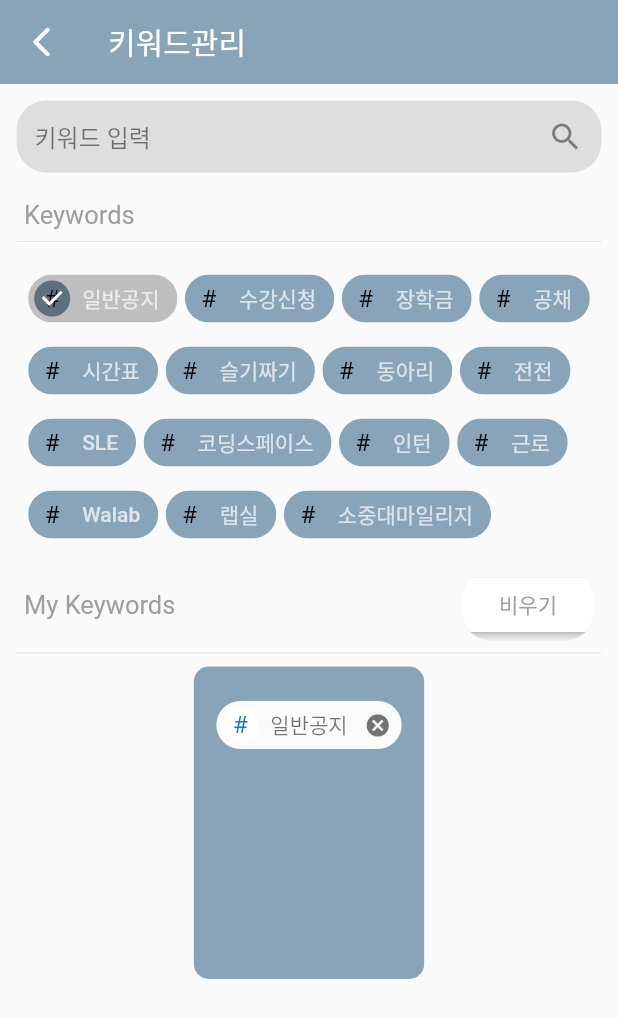
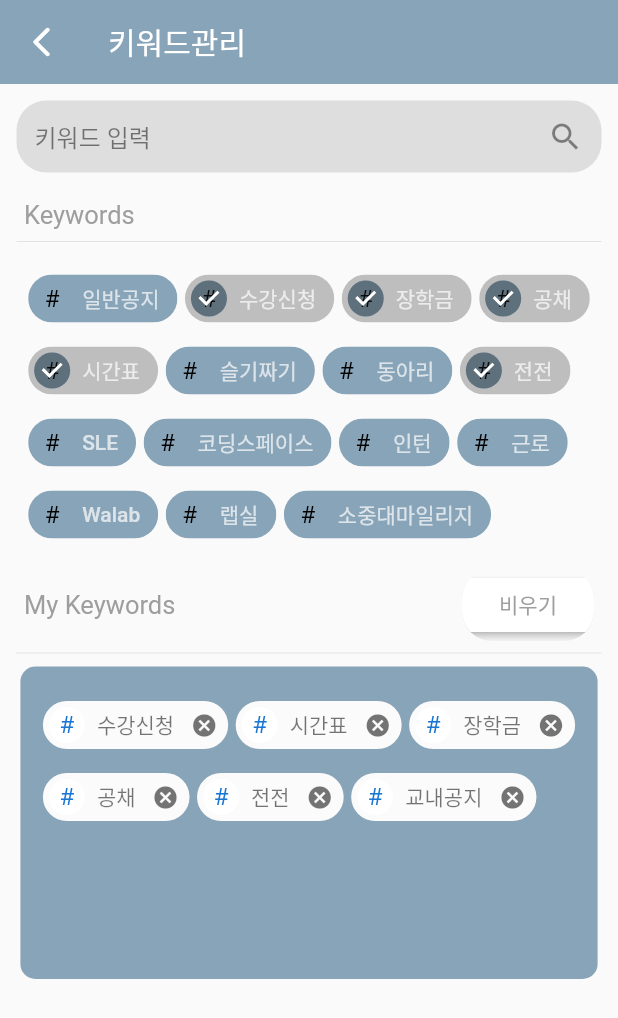
Before and after one commit to zixxin/Semicolon, a Flutter app: the SettingScreen screen opened directly, after a tap on "키워드 관리", after a tap on "일반공지", on a phone screen of 412 x 824 dp. Shown: the top 1018 px of the screen. Run offline on Flutter 3.47's test engine with Material 2 defaults, Android fonts, the phone set to English and light mode, and no system bars; our stand-ins replace awesome_notifications, firebase_auth, firebase_core, flutter_screenutil, flutter_signin_button, flutter_slidable and 3 more; accounts and stored records are empty; Roboto replaces fonts that are missing (main).

Commit message:
키워드 기본값 수정, 알림 수정

```diff
--- a/ohyeahthat/lib/pages/keywordpage.dart
+++ b/ohyeahthat/lib/pages/keywordpage.dart
@@ -12,7 +12,7 @@ class KeyWord extends StatefulWidget {
 
 class _KeyWordState extends State<KeyWord> {
   // List<String> inputs = Get.arguments;
-  List<String> inputs = [];
+  List<String> inputs = ['수강신청', '시간표', '장학금', '공채', '전전', '일반공지', '교내공지'];
 
   @override
   Widget build(BuildContext context) {
--- a/ohyeahthat/lib/screen/all_noti.dart
+++ b/ohyeahthat/lib/screen/all_noti.dart
@@ -65,6 +65,7 @@ class _AllNotiScreen extends State<AllNotiScreen> {
   @override
   Widget build(BuildContext context) {
     final Size displaysize = MediaQuery.of(context).size;
+    final myController = TextEditingController();
 
     return Scaffold(
       appBar: AppBar(
@@ -82,6 +83,7 @@ class _AllNotiScreen extends State<AllNotiScreen> {
                 width: displaysize.width * 0.9,
                 height: 40,
                 child: TextField(
+                  controller: myController,
                   decoration: InputDecoration(
                     isDense: true,
                     focusedBorder: OutlineInputBorder(
@@ -109,7 +111,7 @@ class _AllNotiScreen extends State<AllNotiScreen> {
                   ),
                 ),
               ),
-              Container(height: 13)
+              Container(height: 13),
             ],
           ),
           preferredSize: Size(displaysize.width * 0.9, 50),
--- a/ohyeahthat/lib/screen/settings.dart
+++ b/ohyeahthat/lib/screen/settings.dart
@@ -1,7 +1,15 @@
+// ignore_for_file: avoid_print
+
+import 'dart:async';
+
 import 'package:firebase_auth/firebase_auth.dart';
 import 'package:flutter/cupertino.dart';
 import 'package:flutter/material.dart';
 import 'package:get/get.dart';
+import 'package:ohyeahthat/theme/colors.dart';
+import 'package:awesome_notifications/awesome_notifications.dart';
+import 'package:ohyeahthat/widget/utils.dart';
+
 
 class SettingScreen extends StatefulWidget {
   const SettingScreen({Key? key}) : super(key: key);
@@ -11,7 +19,6 @@ class SettingScreen extends StatefulWidget {
 }
 
 class _SettingScreen extends State<SettingScreen> {
-  bool _alarmOn = true;
   // List<String> keywords = [];
 
   final _username = FirebaseAuth.instance.currentUser?.displayName;
@@ -21,7 +28,7 @@ class _SettingScreen extends State<SettingScreen> {
   Widget build(BuildContext context) {
     return Scaffold(
         appBar: AppBar(
-          backgroundColor: const Color(0xFF88A4B8),
+          backgroundColor: primary,
           elevation: 0.0,
           title: const Text('설정',
               style: TextStyle(fontSize: 20, fontFamily: 'main')),
@@ -97,20 +104,15 @@ class _SettingScreen extends State<SettingScreen> {
           const Divider(thickness: 1),
           Container(
               margin: const EdgeInsets.only(left: 5.0, right: 5.0),
-              child: ListTile(
-                  title: const Text('알림',
+              child: const ListTile(
+                  title: Text('알림',
                       style: TextStyle(
                         fontFamily: 'main',
                         fontSize: 20,
                       )),
-                  trailing: CupertinoSwitch(
-                      activeColor: const Color(0xFF88A4B8),
-                      value: _alarmOn,
-                      onChanged: (bool value) {
-                        setState(() {
-                          _alarmOn = value;
-                        });
-                      }))),
+                  trailing: SwitchWidget()
+                      )
+                      ),
           const Divider(thickness: 1),
           // Container(
           //   padding: const EdgeInsets.only(left: 18.0, top: 20.0),
@@ -143,3 +145,45 @@ class _SettingScreen extends State<SettingScreen> {
   //   return keywords;
   // }
 }
+class SwitchWidget extends StatefulWidget {
+  const SwitchWidget({Key? key}) : super(key: key);
+
+  @override
+  SwitchWidgetClass createState() => SwitchWidgetClass();
+}
+
+class SwitchWidgetClass extends State {
+  bool switchControl = false;
+
+  void toggleSwitch(bool value) {
+    if (switchControl == false) {
+      setState(() {
+        switchControl = true;
+
+      });
+      // Put your code here which you want to execute on Switch ON event.
+      // AwesomeNotifications().removeChannel(CHANNEL_METHOD_ACTION_RECEIVED);
+    } else {
+      setState(() {
+        switchControl = false;
+      });
+      // Put your code here which you want to execute on Switch OFF event.
+    }
+  }
+
+  @override
+  Widget build(BuildContext context) {
+    return Column(mainAxisAlignment: MainAxisAlignment.center, children: [
+      Transform.scale(
+        scale: 1.5,
+        child: Switch(
+          onChanged: toggleSwitch,
+          value: switchControl,
+          activeColor: Colors.white,
+          activeTrackColor: primary,
+          inactiveThumbColor: Colors.white,
+          inactiveTrackColor: Colors.grey,
+        )),
+    ]);
+  }
+}
```
Also changed, not shown: ohyeahthat/lib/screen/details.dart (+9 -3 lines).
